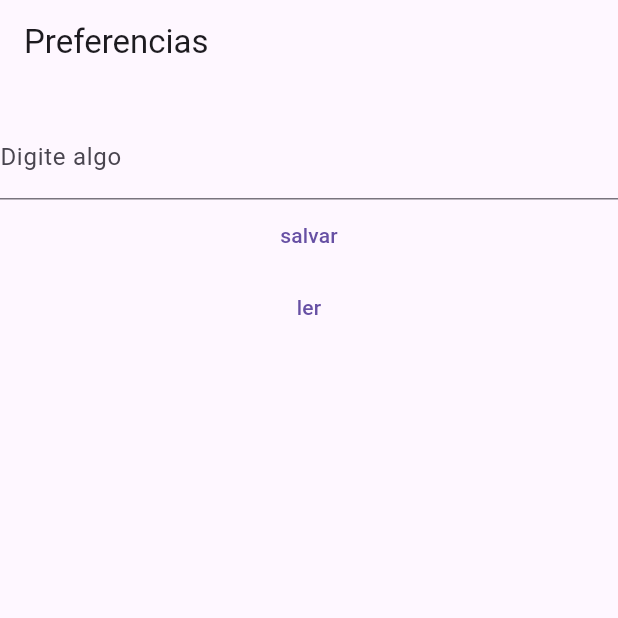
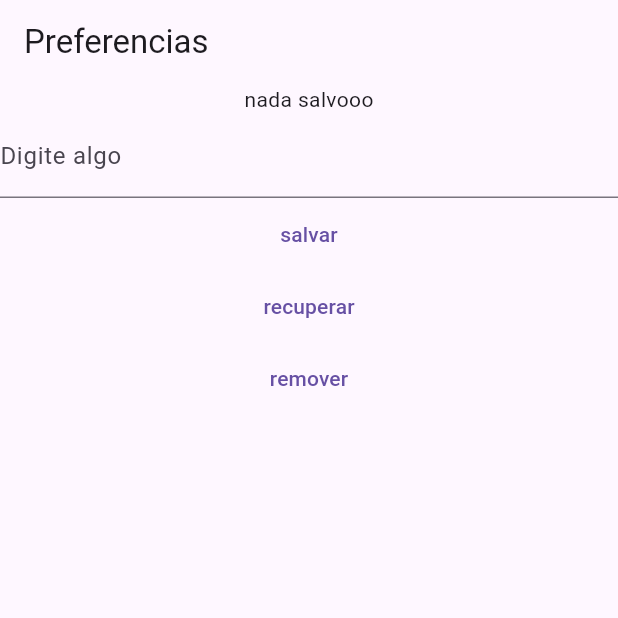
Before and after one commit to MauricioSts/APP_manipulacao_de_dados, a Flutter app: the screen it shows after launch, after a tap on "salvar", on a phone screen of 412 x 824 dp, the top half of it. Run offline on Flutter 3.47's test engine with Material 3 defaults, Android fonts, the phone set to English and light mode, and no system bars; our stand-ins replace shared_preferences.

```diff
--- a/lib/Home.dart
+++ b/lib/Home.dart
@@ -1,4 +1,5 @@
 import 'package:flutter/material.dart';
+import 'package:shared_preferences/shared_preferences.dart';
 
 class Home extends StatefulWidget {
   const Home({super.key});
@@ -8,7 +9,31 @@ class Home extends StatefulWidget {
 }
 
 class _HomeState extends State<Home> {
+  String _valorSalvo = "nada salvooo";
+
   TextEditingController _digitado = TextEditingController();
+
+  _salver() async {
+    String _valorDigitado = _digitado.text;
+
+    final prefs = await SharedPreferences.getInstance();
+
+    await prefs.setString("nome", _valorDigitado);
+
+    print(_valorDigitado);
+  }
+
+  _recuperar() async {
+    final prefs = await SharedPreferences.getInstance();
+    setState(() {
+      _valorSalvo = prefs.getString("nome") ?? "nenhum valor salvo";
+    });
+  }
+
+  _remover() async {
+    final prefs = await SharedPreferences.getInstance();
+    prefs.remove("nome");
+  }
 
   @override
   Widget build(BuildContext context) {
@@ -17,13 +42,29 @@ class _HomeState extends State<Home> {
       body: Container(
         child: Column(
           children: [
-            Text(""),
+            Text(_valorSalvo),
             TextField(
               decoration: InputDecoration(label: Text("Digite algo")),
               controller: _digitado,
             ),
-            TextButton(onPressed: () {}, child: Text("salvar")),
-            TextButton(onPressed: () {}, child: Text("ler")),
+            TextButton(
+              onPressed: () {
+                _salver();
+              },
+              child: Text("salvar"),
+            ),
+            TextButton(
+              onPressed: () {
+                _recuperar();
+              },
+              child: Text("recuperar"),
+            ),
+            TextButton(
+              onPressed: () {
+                _remover();
+              },
+              child: Text("remover"),
+            ),
           ],
         ),
       ),
```
